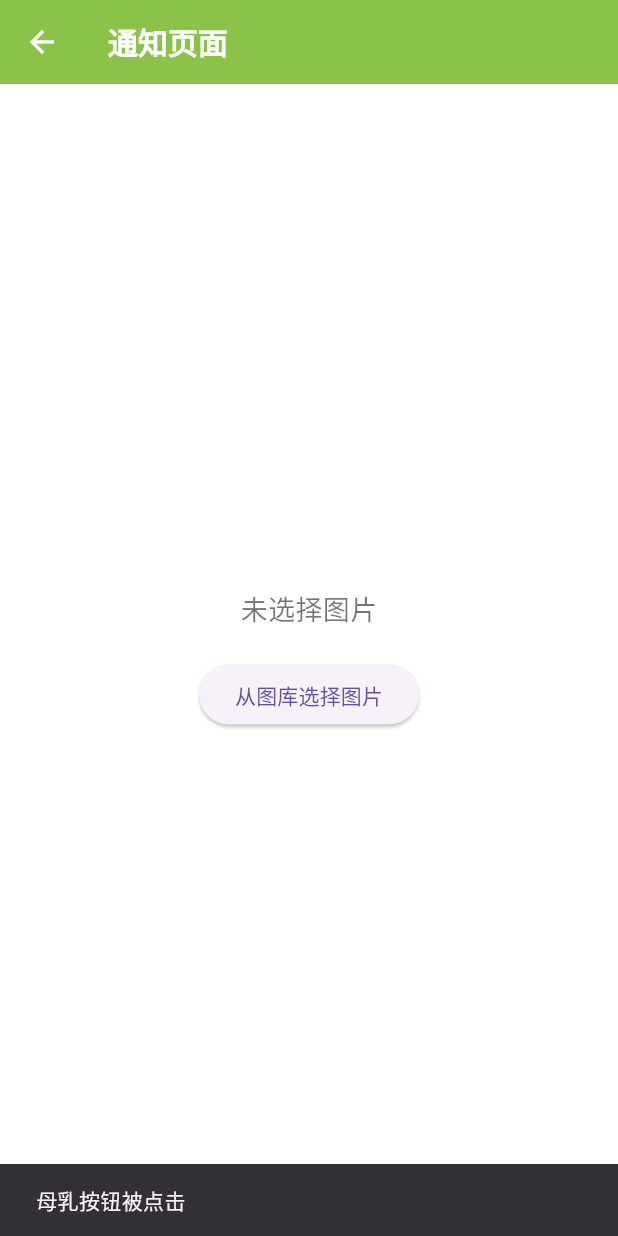
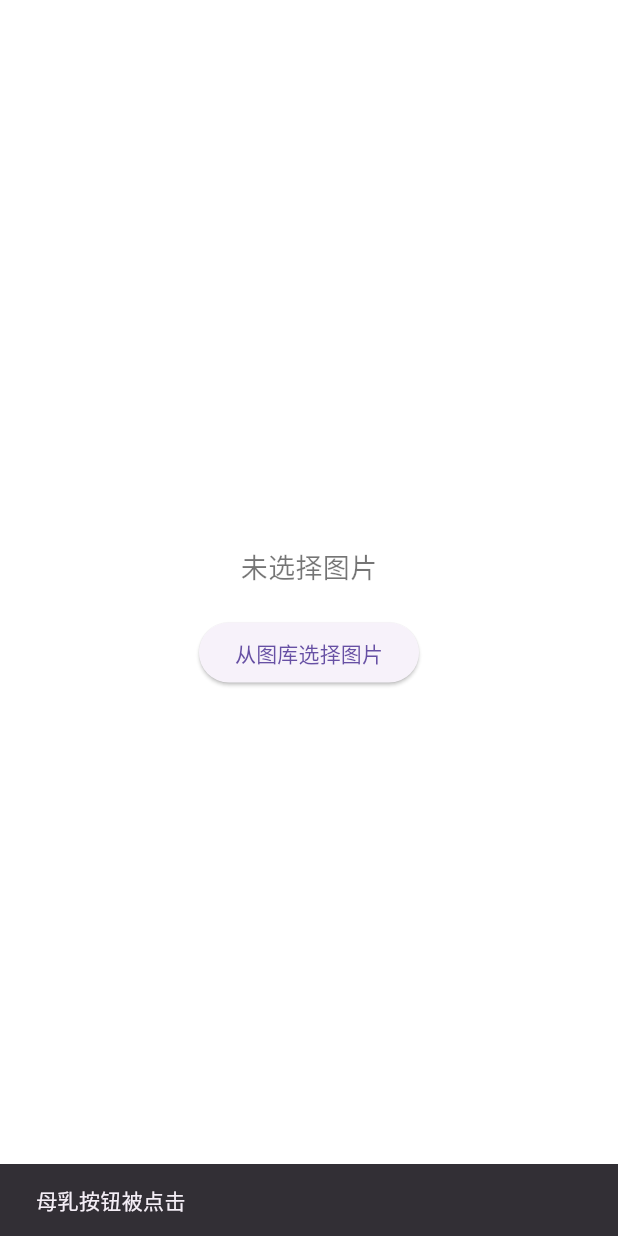
Before and after one commit to chaoyueLin/baby_care_demo, a Flutter app: the NotificationsPage screen opened directly, after a tap on "从图库选择图片", on a phone screen of 412 x 824 dp. Run offline on Flutter 3.47's test engine with Material 3 defaults, Android fonts, the phone set to English and light mode, and no system bars; our stand-ins replace fluttertoast, shared_preferences, sqflite; missing offline and left inert: image_pickers; accounts and stored records are empty; generated files the repository leaves out were written again.

```diff
--- a/lib/routes/notifications_page.dart
+++ b/lib/routes/notifications_page.dart
@@ -14,12 +14,18 @@ class _NotificationsPageState extends State<NotificationsPage> {
   Future<void> selectImages() async {
     // 使用 ImagePickers.pickerPaths 来选择多张图片
     List<Media> selectedImages = await ImagePickers.pickerPaths(
-      galleryMode: GalleryMode.image, // 选择图库中的图片
-      selectCount: 2, // 限制选择数量为2
-      showGif: false, // 不显示GIF
-      showCamera: true, // 显示相机按钮
-      compressSize: 500, // 图片压缩到500KB以内
-      uiConfig: UIConfig(uiThemeColor: Color(0xffff0f50)), // 自定义UI主题颜色
+      galleryMode: GalleryMode.image,
+      // 选择图库中的图片
+      selectCount: 2,
+      // 限制选择数量为2
+      showGif: false,
+      // 不显示GIF
+      showCamera: true,
+      // 显示相机按钮
+      compressSize: 500,
+      // 图片压缩到500KB以内
+      uiConfig: UIConfig(uiThemeColor: Colors.lightGreen),
+      // 自定义UI主题颜色
       cropConfig: CropConfig(enableCrop: false, width: 2, height: 1), // 不启用裁剪
     );
 
@@ -27,7 +33,8 @@ class _NotificationsPageState extends State<NotificationsPage> {
     if (selectedImages.isNotEmpty) {
       setState(() {
         // 将选中的图片路径转换为 File 对象并存储
-        _images = selectedImages.map((media) => File(media.path??"" )).toList();
+        _images =
+            selectedImages.map((media) => File(media.path ?? "")).toList();
       });
     }
   }
@@ -35,9 +42,6 @@ class _NotificationsPageState extends State<NotificationsPage> {
   @override
   Widget build(BuildContext context) {
     return Scaffold(
-      appBar: AppBar(
-        title: Text('通知页面'),
-      ),
       body: Center(
         child: Column(
           mainAxisAlignment: MainAxisAlignment.center,
@@ -50,7 +54,8 @@ class _NotificationsPageState extends State<NotificationsPage> {
                 // 显示选中的每张图片
                 return Padding(
                   padding: const EdgeInsets.all(8.0),
-                  child: Image.file(image, height: 100, width: 100, fit: BoxFit.cover),
+                  child: Image.file(image,
+                      height: 500, width: 500, fit: BoxFit.cover),
                 );
               }).toList(),
             ),
```
Also changed, not shown: lib/routes/home_page.dart (+10 -6 lines), lib/common/db_provider.dart (renamed from lib/common/DBProvider.dart), lib/common/storage.dart (renamed from lib/common/Storage.dart), lib/l10n/app_en.arb (indentation only), lib/l10n/app_zh.arb (indentation only).
